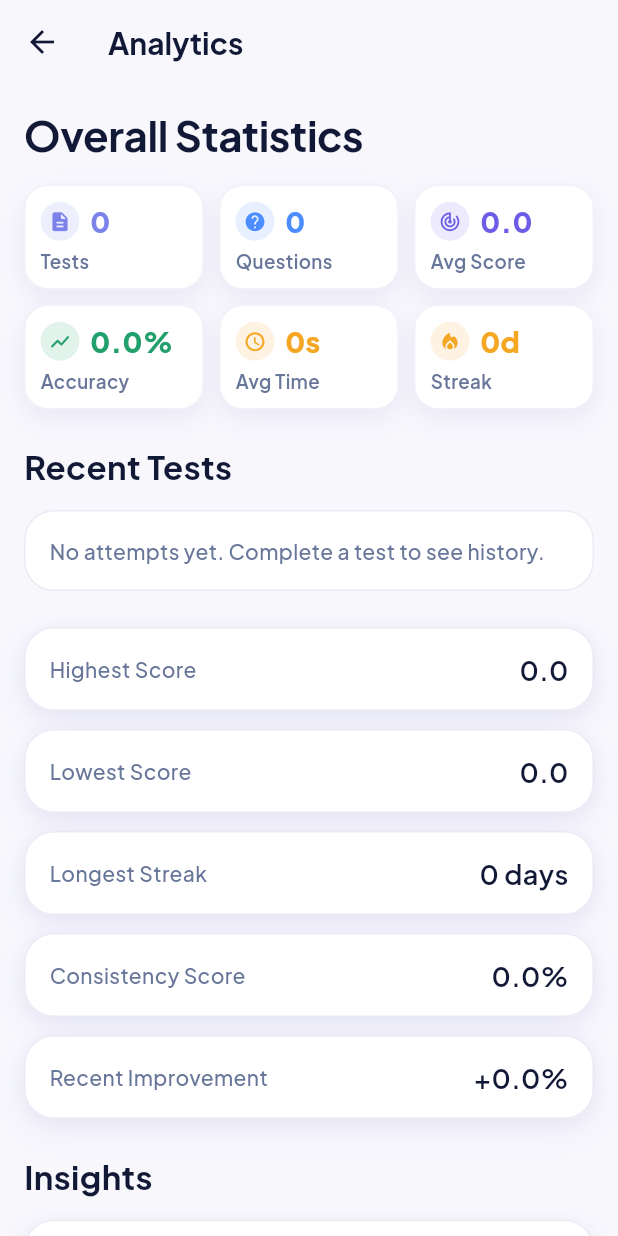
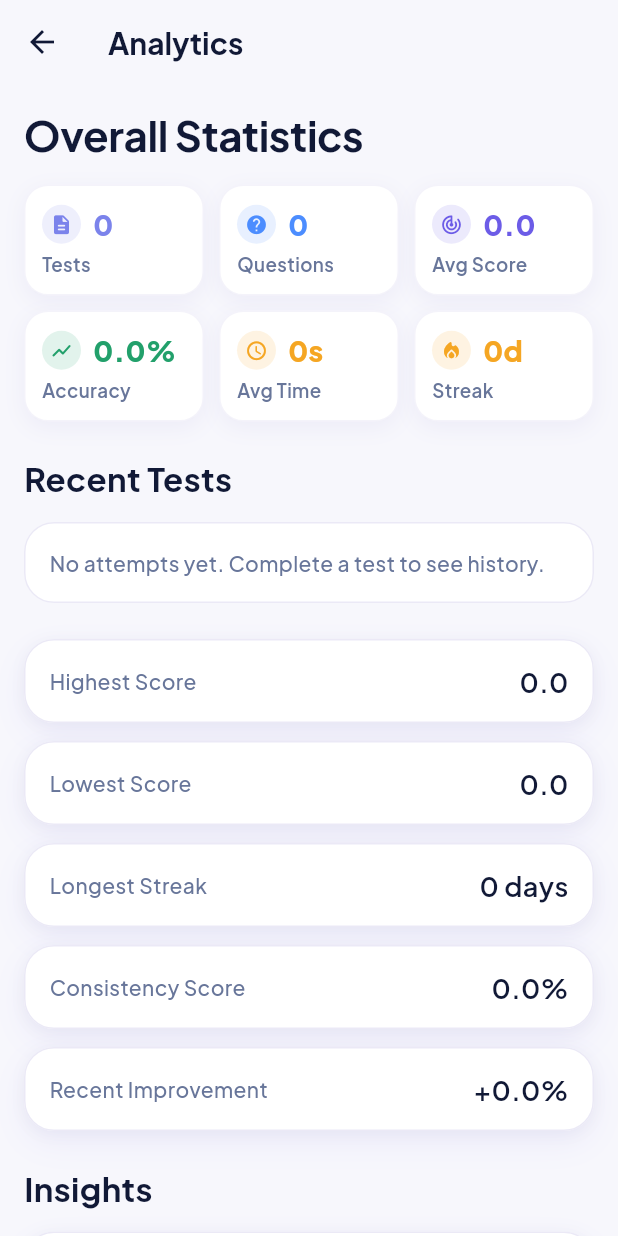
Before and after one commit to prashnaapp/Prashna, a Flutter app: the TrackerHomeScreen screen opened directly, after a tap on "View Full Analytics", on a phone screen of 412 x 824 dp. Run offline on Flutter 3.47's test engine with Material 3 defaults, Android fonts, the phone set to English and light mode, and no system bars; our stand-ins replace cloud_firestore, cloud_functions, firebase_auth, firebase_core, google_fonts, google_sign_in and 3 more; missing offline and left inert: in_app_purchase_android; accounts and stored records are empty.

Commit message:
refine: simplify progress dashboard
Co-authored-by: Cursor <cursoragent@cursor.com>

```diff
--- a/lib/features/progress/presentation/progress_visual.dart
+++ b/lib/features/progress/presentation/progress_visual.dart
@@ -18,36 +18,33 @@ abstract final class ProgressVisual {
   /// Tint every Progress shadow shares, matching the Available cards.
   static const Color shadowTint = Color(0xFF4A3AB0);
 
+  /// Very soft fill sitting between page lavender and white card surfaces.
+  static Color get cardShade => shadowTint.withValues(alpha: 0.035);
+
   static const double pagePadding = SyllabusVisual.pagePadding;
   static const double cardRadius = 20;
   static const double statRadius = 16;
 
-  /// Feature cards (Revision Center, course rows): clear but soft lift.
+  /// Feature cards (Revision Center): clear but soft rounded lift.
   static List<BoxShadow> get cardShadow => [
     BoxShadow(
-      color: shadowTint.withValues(alpha: 0.10),
-      blurRadius: 22,
-      spreadRadius: 1,
-    ),
-    BoxShadow(
-      color: shadowTint.withValues(alpha: 0.14),
+      color: shadowTint.withValues(alpha: 0.07),
       blurRadius: 18,
-      offset: const Offset(0, 8),
-    ),
-  ];
-
-  /// Statistic tiles and the analytics button: quieter, so the dense grid
-  /// does not read as six heavy feature cards.
-  static List<BoxShadow> get statShadow => [
-    BoxShadow(
-      color: shadowTint.withValues(alpha: 0.08),
-      blurRadius: 14,
       offset: const Offset(0, 6),
     ),
   ];
 
+  /// Statistic tiles and the analytics button: quieter rounded lift.
+  static List<BoxShadow> get statShadow => [
+    BoxShadow(
+      color: shadowTint.withValues(alpha: 0.06),
+      blurRadius: 12,
+      offset: const Offset(0, 4),
+    ),
+  ];
+
   static Border get cardBorder =>
-      Border.all(color: shadowTint.withValues(alpha: 0.07));
+      Border.all(color: shadowTint.withValues(alpha: 0.06));
 
   static TextStyle sectionTitle(BuildContext context) =>
       AppTextStyles.titleMedium(context).copyWith(
--- a/lib/features/progress/presentation/screens/tracker_home_screen.dart
+++ b/lib/features/progress/presentation/screens/tracker_home_screen.dart
@@ -3,11 +3,9 @@ import 'package:flutter/material.dart';
 import '../../../../navigation/tab_scroll_view.dart';
 import '../../../syllabus/presentation/widgets/landing_sheet.dart';
 import '../../data/models/attempt_analytics_models.dart';
-import '../../data/models/progress_models.dart';
 import '../../services/progress_service.dart';
 import '../progress_visual.dart';
 import '../widgets/attempt_analytics_section.dart';
-import '../widgets/course_progress_section.dart';
 import '../widgets/progress_hero.dart';
 import '../widgets/revision_center_card.dart';
 
@@ -82,11 +80,6 @@ class _TrackerHomeScreenState extends State<TrackerHomeScreen>
 
   @override
   Widget build(BuildContext context) {
-    final available = ProgressService.instance
-        .getExamSummaries()
-        .where((item) => item.isEnabled)
-        .toList();
-
     return Scaffold(
       backgroundColor: ProgressVisual.page,
       body: LayoutBuilder(
@@ -112,7 +105,6 @@ class _TrackerHomeScreenState extends State<TrackerHomeScreen>
                   expand: true,
                   padding: EdgeInsets.zero,
                   child: _ProgressBody(
-                    available: available,
                     summaryFuture: _summaryFuture,
                     onAnalyticsClosed: _refreshSummary,
                   ),
@@ -128,12 +120,10 @@ class _TrackerHomeScreenState extends State<TrackerHomeScreen>
 
 class _ProgressBody extends StatelessWidget {
   const _ProgressBody({
-    required this.available,
     required this.summaryFuture,
     required this.onAnalyticsClosed,
   });
 
-  final List<ExamProgressSummary> available;
   final Future<ProgressSummary> summaryFuture;
   final VoidCallback onAnalyticsClosed;
 
@@ -158,10 +148,6 @@ class _ProgressBody extends StatelessWidget {
           summaryFuture: summaryFuture,
           onAnalyticsClosed: onAnalyticsClosed,
         ),
-        if (available.isNotEmpty) ...[
-          const SizedBox(height: _sectionGap),
-          CourseProgressSection(available: available),
-        ],
       ],
     );
   }
--- a/lib/features/progress/presentation/widgets/analytics_stat_grid.dart
+++ b/lib/features/progress/presentation/widgets/analytics_stat_grid.dart
@@ -4,22 +4,30 @@ import '../../../../core/design_system/design_system.dart';
 import '../../data/models/attempt_analytics_models.dart';
 import '../progress_visual.dart';
 
-/// Compact three-column statistic tiles.
+/// Statistic tiles for Attempt Analytics.
 ///
 /// Values, formatting, and accent colours are unchanged — presentation only.
+/// [columns] defaults to 3 (Full Analytics); Progress landing uses 2.
 class AnalyticsStatGrid extends StatelessWidget {
-  const AnalyticsStatGrid({super.key, required this.summary});
+  const AnalyticsStatGrid({
+    super.key,
+    required this.summary,
+    this.columns = 3,
+  });
 
   final ProgressSummary summary;
 
-  static const int _columns = 3;
+  /// Cross-axis count. Progress dashboard uses 2 (→ 3 rows).
+  final int columns;
+
   static const double _gap = 10;
 
-  /// Fixed so all six tiles are exactly equal, regardless of value length.
-  static const double _tileHeight = 70;
+  /// Equal tile height for every metric, independent of value length.
+  static const double tileHeight = 74;
 
   @override
   Widget build(BuildContext context) {
+    assert(columns > 0);
     final tiles = [
       _Stat(
         'Tests',
@@ -62,16 +70,16 @@ class AnalyticsStatGrid extends StatelessWidget {
     return Column(
       mainAxisSize: MainAxisSize.min,
       children: [
-        for (var i = 0; i < tiles.length; i += _columns) ...[
+        for (var i = 0; i < tiles.length; i += columns) ...[
           if (i > 0) const SizedBox(height: _gap),
           Row(
             children: [
-              for (var c = 0; c < _columns; c++) ...[
+              for (var c = 0; c < columns; c++) ...[
                 if (c > 0) const SizedBox(width: _gap),
                 Expanded(
                   child: i + c < tiles.length
                       ? _StatTile(stat: tiles[i + c])
-                      : const SizedBox(height: _tileHeight),
+                      : const SizedBox(height: tileHeight),
                 ),
               ],
             ],
@@ -96,21 +104,22 @@ class _StatTile extends StatelessWidget {
 
   @override
   Widget build(BuildContext context) {
-    return Container(
-      height: AnalyticsStatGrid._tileHeight,
-      padding: const EdgeInsets.symmetric(horizontal: 10, vertical: 10),
+    final radius = BorderRadius.circular(ProgressVisual.statRadius);
+    return DecoratedBox(
       decoration: BoxDecoration(
         color: AppColors.surface,
-        borderRadius: BorderRadius.circular(ProgressVisual.statRadius),
+        borderRadius: radius,
         border: ProgressVisual.cardBorder,
         boxShadow: ProgressVisual.statShadow,
       ),
+      child: SizedBox(
+        height: AnalyticsStatGrid.tileHeight,
+        child: Padding(
+          padding: const EdgeInsets.symmetric(horizontal: 12, vertical: 10),
           child: Column(
             mainAxisAlignment: MainAxisAlignment.center,
             crossAxisAlignment: CrossAxisAlignment.start,
             children: [
-          // Long values (e.g. "100.0%") scale down rather than overflow on
-          // narrow phones, keeping all three columns identical.
               FittedBox(
                 fit: BoxFit.scaleDown,
                 alignment: Alignment.centerLeft,
@@ -126,7 +135,7 @@ class _StatTile extends StatelessWidget {
                       ),
                       child: Icon(stat.icon, size: 15, color: stat.color),
                     ),
-                const SizedBox(width: 7),
+                    const SizedBox(width: 8),
                     Text(
                       stat.value,
                       style: AppTextStyles.titleLarge(context).copyWith(
@@ -156,6 +165,8 @@ class _StatTile extends StatelessWidget {
               ),
             ],
           ),
+        ),
+      ),
     );
   }
 }
--- a/lib/features/progress/presentation/widgets/attempt_analytics_section.dart
+++ b/lib/features/progress/presentation/widgets/attempt_analytics_section.dart
@@ -33,7 +33,18 @@ class AttemptAnalyticsSection extends StatelessWidget {
               crossAxisAlignment: CrossAxisAlignment.stretch,
               mainAxisSize: MainAxisSize.min,
               children: [
-                AnalyticsStatGrid(summary: summary),
+                DecoratedBox(
+                  decoration: BoxDecoration(
+                    color: ProgressVisual.cardShade,
+                    borderRadius: BorderRadius.circular(
+                      ProgressVisual.cardRadius,
+                    ),
+                  ),
+                  child: Padding(
+                    padding: const EdgeInsets.all(8),
+                    child: AnalyticsStatGrid(summary: summary, columns: 2),
+                  ),
+                ),
                 const SizedBox(height: 12),
                 _ViewFullAnalyticsButton(
                   onTap: () async {
@@ -64,13 +75,9 @@ class _ViewFullAnalyticsButton extends StatelessWidget {
 
   @override
   Widget build(BuildContext context) {
-    return Material(
-      color: Colors.transparent,
-      child: InkWell(
-        onTap: onTap,
-        borderRadius: AppRadius.pillAll,
-        child: Ink(
-          height: _height,
+    // Rounded DecoratedBox owns surface + shadow; transparent Material avoids
+    // a square backing behind the pill.
+    return DecoratedBox(
       decoration: BoxDecoration(
         color: AppColors.surface,
         borderRadius: AppRadius.pillAll,
@@ -80,6 +87,15 @@ class _ViewFullAnalyticsButton extends StatelessWidget {
         ),
         boxShadow: ProgressVisual.statShadow,
       ),
+      child: Material(
+        type: MaterialType.transparency,
+        borderRadius: AppRadius.pillAll,
+        clipBehavior: Clip.antiAlias,
+        child: InkWell(
+          onTap: onTap,
+          borderRadius: AppRadius.pillAll,
+          child: SizedBox(
+            height: _height,
             child: Stack(
               children: [
                 Center(
@@ -107,6 +123,7 @@ class _ViewFullAnalyticsButton extends StatelessWidget {
             ),
           ),
         ),
+      ),
     );
   }
 }
--- a/lib/features/progress/presentation/widgets/progress_hero.dart
+++ b/lib/features/progress/presentation/widgets/progress_hero.dart
@@ -53,11 +53,6 @@ class ProgressHero extends StatelessWidget {
                 child: const _ProgressBoardArt(),
               ),
               Positioned(
-                top: topInset + 8,
-                right: 16,
-                child: const _NotificationBell(),
-              ),
-              Positioned(
                 top: topInset + 34,
                 left: SyllabusVisual.pagePadding,
                 right: artWidth + 12,
@@ -107,45 +102,6 @@ class ProgressHero extends StatelessWidget {
             ],
           ),
         ),
-      ),
-    );
-  }
-}
-
-class _NotificationBell extends StatelessWidget {
-  const _NotificationBell();
-
-  @override
-  Widget build(BuildContext context) {
-    return Container(
-      width: 36,
-      height: 36,
-      decoration: BoxDecoration(
-        color: Colors.white.withValues(alpha: 0.18),
-        shape: BoxShape.circle,
-      ),
-      child: Stack(
-        clipBehavior: Clip.none,
-        alignment: Alignment.center,
-        children: [
-          const Icon(
-            Icons.notifications_none_rounded,
-            color: Colors.white,
-            size: 22,
-          ),
-          Positioned(
-            top: 6,
-            right: 7,
-            child: Container(
-              width: 7,
-              height: 7,
-              decoration: const BoxDecoration(
-                color: Color(0xFFE53935),
-                shape: BoxShape.circle,
-              ),
-            ),
-          ),
-        ],
       ),
     );
   }
--- a/lib/features/progress/presentation/widgets/revision_center_card.dart
+++ b/lib/features/progress/presentation/widgets/revision_center_card.dart
@@ -10,18 +10,23 @@ class RevisionCenterCard extends StatelessWidget {
 
   @override
   Widget build(BuildContext context) {
-    return Material(
-      color: Colors.transparent,
-      child: InkWell(
-        onTap: () => RevisionNavigation.openRevisionCenter(context),
-        borderRadius: BorderRadius.circular(ProgressVisual.cardRadius),
-        child: Ink(
-          decoration: BoxDecoration(
-            color: AppColors.surface,
-            borderRadius: BorderRadius.circular(ProgressVisual.cardRadius),
-            border: ProgressVisual.cardBorder,
-            boxShadow: ProgressVisual.cardShadow,
-          ),
+    final radius = BorderRadius.circular(ProgressVisual.cardRadius);
+    // Shadow lives on the rounded DecoratedBox. Material is transparent so
+    // InkWell cannot paint a square backing behind the white surface.
+    return DecoratedBox(
+      decoration: BoxDecoration(
+        color: AppColors.surface,
+        borderRadius: radius,
+        border: ProgressVisual.cardBorder,
+        boxShadow: ProgressVisual.cardShadow,
+      ),
+      child: Material(
+        type: MaterialType.transparency,
+        borderRadius: radius,
+        clipBehavior: Clip.antiAlias,
+        child: InkWell(
+          onTap: () => RevisionNavigation.openRevisionCenter(context),
+          borderRadius: radius,
           child: Padding(
             padding: const EdgeInsets.symmetric(horizontal: 16, vertical: 14),
             child: Row(
```
Also changed, not shown: 1 other file. Lines whose indentation alone changed are shown as unchanged.
